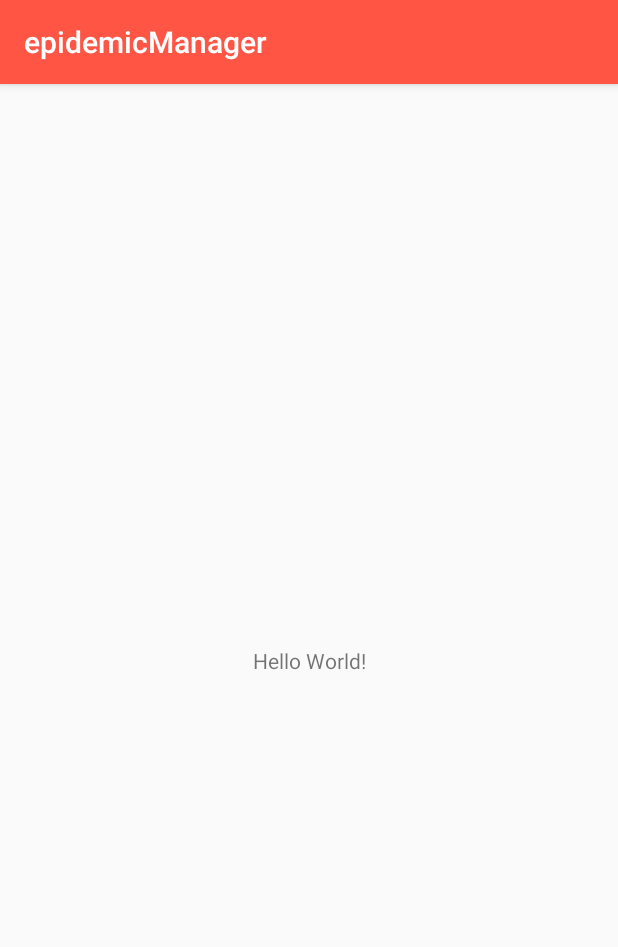
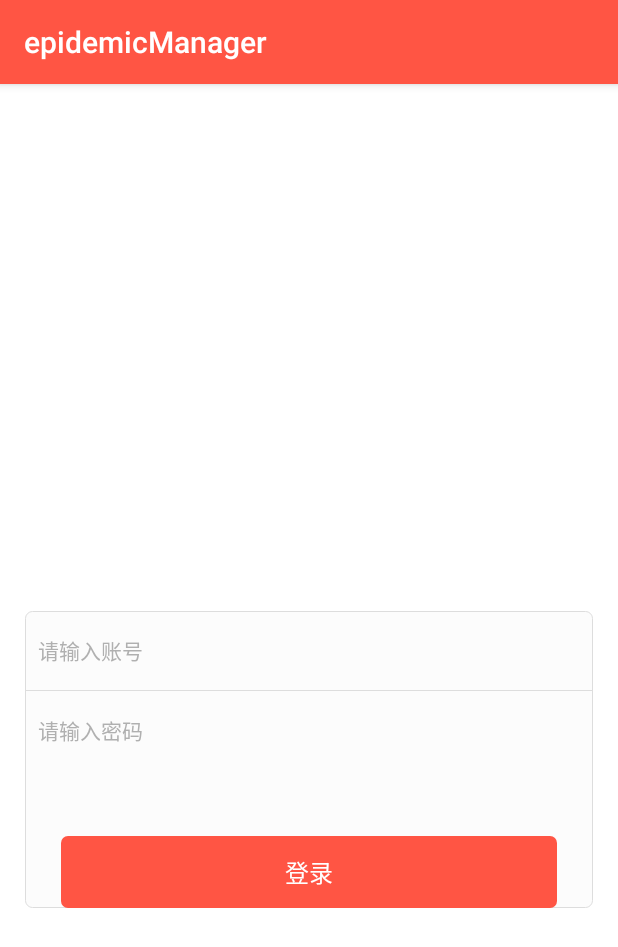
Before and after one commit to NiLuogege/epidemic, an Android app: the screen it shows after launch (MainActivity before the commit, LoginActivity after it), on a phone screen of 412 x 824 dp. Shown: the top 947 px of the screen. Run offline under Robolectric (Android 15) with nearby library versions, the phone set to English and light mode, and no system bars; our stand-ins replace RxJava, data binding; libraries missing offline, so code that uses them is left out: com.alibaba.android, com.rxjava.rxlife; 1 statement that could not run was skipped.

Commit message:
框架搭建完毕

```diff
--- /dev/null
+++ b/epidemic/app/src/main/java/com/songyuan/epidemic/mvvm/view/LoginActivity.kt
@@ -0,0 +1,38 @@
+package com.songyuan.epidemic.mvvm.view
+
+import android.os.Bundle
+import androidx.lifecycle.ViewModel
+import androidx.lifecycle.ViewModelProvider
+import androidx.lifecycle.ViewModelProviders
+import com.aihuishou.commonlib.base.mvvm.MvvmBaseActivity
+import com.alibaba.android.arouter.facade.annotation.Route
+import com.songyuan.epidemic.R
+import com.songyuan.epidemic.databinding.ActivityLoginBinding
+import com.songyuan.epidemic.mvvm.vm.LoginActivityViewModel
+import com.songyuan.epidemic.utils.Routes
+
+/**
+ * Created by niluogege on 2020/2/10.
+ */
+@Route(path = Routes.A_LOGIN)
+class LoginActivity : MvvmBaseActivity<ActivityLoginBinding>() {
+
+    private val viewModel by lazy {
+        ViewModelProviders.of(this, object : ViewModelProvider.Factory {
+            override fun <T : ViewModel?> create(modelClass: Class<T>): T {
+                return LoginActivityViewModel() as T
+            }
+        }).get(LoginActivityViewModel::class.java)
+    }
+
+    override fun initView(savedInstanceState: Bundle?) {
+    }
+
+    override fun initContentView(): Int {
+        return R.layout.activity_login
+    }
+
+    override fun bindViewModels(binding: ActivityLoginBinding) {
+        binding.viewModel = viewModel
+    }
+}
--- a/epidemic/app/src/main/java/com/songyuan/epidemic/MainActivity.kt
+++ b/epidemic/app/src/main/java/com/songyuan/epidemic/mvvm/view/MainActivity.kt
@@ -1,8 +1,12 @@
-package com.songyuan.epidemic
+package com.songyuan.epidemic.mvvm.view
 
 import androidx.appcompat.app.AppCompatActivity
 import android.os.Bundle
+import com.alibaba.android.arouter.facade.annotation.Route
+import com.songyuan.epidemic.R
+import com.songyuan.epidemic.utils.Routes
 
+@Route(path = Routes.A_MAIN)
 class MainActivity : AppCompatActivity() {
 
     override fun onCreate(savedInstanceState: Bundle?) {
--- /dev/null
+++ b/epidemic/app/src/main/java/com/songyuan/epidemic/mvvm/vm/LoginActivityViewModel.kt
@@ -0,0 +1,23 @@
+package com.songyuan.epidemic.mvvm.vm
+
+import android.view.View
+import android.widget.Toast
+import androidx.databinding.ObservableField
+import com.aihuishou.commonlib.base.mvvm.MvvmBaseViewModel
+import com.songyuan.epidemic.base.mvvm.databanding.command.BindingCommand
+import com.songyuan.epidemic.utils.LogUtil
+import io.reactivex.functions.Consumer
+
+/**
+ * Created by niluogege on 2020/2/10.
+ */
+class LoginActivityViewModel : MvvmBaseViewModel() {
+
+    val name = ObservableField<String>("")
+    val pass = ObservableField<String>("")
+
+
+    val onLoginBtnClicked = BindingCommand<View>(Consumer {
+        LogUtil.e("hhhh")
+    })
+}
--- /dev/null
+++ b/epidemic/app/src/main/res/drawable/bg_round_red_4.xml
@@ -0,0 +1,9 @@
+<?xml version="1.0" encoding="utf-8"?>
+<shape xmlns:android="http://schemas.android.com/apk/res/android"
+    android:shape="rectangle">
+
+    <solid android:color="@color/colorAccent" />
+
+    <corners android:radius="@dimen/qb_px_4" />
+
+</shape>
--- /dev/null
+++ b/epidemic/app/src/main/res/drawable/rl_login_bg_shape.xml
@@ -0,0 +1,9 @@
+<?xml version="1.0" encoding="utf-8"?>
+<shape xmlns:android="http://schemas.android.com/apk/res/android"
+    android:shape="rectangle">
+    <corners android:radius="@dimen/qb_px_4" />
+    <stroke
+        android:width="0.5dp"
+        android:color="#DDDDDD" />
+    <solid android:color="#FCFCFC" />
+</shape>
--- /dev/null
+++ b/epidemic/app/src/main/res/layout/activity_login.xml
@@ -0,0 +1,83 @@
+<?xml version="1.0" encoding="utf-8"?>
+<layout xmlns:android="http://schemas.android.com/apk/res/android">
+
+    <data>
+
+        <variable
+            name="viewModel"
+            type="com.songyuan.epidemic.mvvm.vm.LoginActivityViewModel" />
+    </data>
+
+    <RelativeLayout
+        android:layout_width="match_parent"
+        android:layout_height="match_parent"
+        android:background="@color/white">
+
+
+        <LinearLayout
+            android:layout_width="match_parent"
+            android:layout_height="wrap_content"
+            android:layout_alignParentBottom="true"
+            android:layout_marginLeft="@dimen/qb_px_15"
+            android:layout_marginRight="@dimen/qb_px_15"
+            android:layout_marginBottom="@dimen/qb_px_200"
+            android:background="@drawable/rl_login_bg_shape"
+            android:orientation="vertical">
+
+
+            <EditText
+                android:id="@+id/name"
+                android:layout_width="match_parent"
+                android:layout_height="@dimen/qb_px_48"
+                android:background="@null"
+                android:gravity="center_vertical"
+                android:hint="请输入账号"
+                android:paddingLeft="@dimen/qb_px_8"
+                android:text="@={viewModel.name}"
+                android:textColor="@color/primary_text"
+                android:textColorHint="#B0B0B0"
+                android:textSize="14sp" />
+
+            <View
+                android:layout_width="match_parent"
+                android:layout_height="0.5dp"
+                android:layout_alignParentBottom="true"
+                android:layout_centerHorizontal="true"
+                android:background="#DDDDDD" />
+
+            <EditText
+                android:id="@+id/pass"
+                android:layout_width="match_parent"
+                android:layout_height="@dimen/qb_px_48"
+                android:background="@null"
+                android:gravity="center_vertical"
+                android:hint="请输入密码"
+                android:paddingLeft="@dimen/qb_px_8"
+                android:text="@={viewModel.pass}"
+                android:textColor="@color/primary_text"
+                android:textColorHint="#B0B0B0"
+                android:textSize="14sp" />
+
+
+            <Button
+                android:id="@+id/login_btn_id"
+                style="?android:attr/borderlessButtonStyle"
+                onClickCommand1="@{viewModel.onLoginBtnClicked}"
+                android:layout_width="fill_parent"
+                android:layout_height="@dimen/qb_px_44"
+                android:layout_alignParentTop="true"
+                android:layout_centerHorizontal="true"
+                android:layout_marginLeft="@dimen/qb_px_22"
+                android:layout_marginTop="@dimen/qb_px_40"
+                android:layout_marginRight="@dimen/qb_px_22"
+                android:background="@drawable/bg_round_red_4"
+                android:gravity="center"
+                android:text="登录"
+                android:textColor="#FFFFFF"
+                android:textSize="16sp" />
+
+
+        </LinearLayout>
+    </RelativeLayout>
+
+</layout>
--- a/epidemic/app/src/main/res/layout/activity_main.xml
+++ b/epidemic/app/src/main/res/layout/activity_main.xml
@@ -4,7 +4,7 @@
     xmlns:tools="http://schemas.android.com/tools"
     android:layout_width="match_parent"
     android:layout_height="match_parent"
-    tools:context=".MainActivity">
+    tools:context=".mvvm.view.MainActivity">
 
     <TextView
         android:layout_width="wrap_content"
```
Also changed, not shown: epidemic/app/build.gradle (+15 -1 lines), epidemic/app/src/main/AndroidManifest.xml (+7 -1 lines), epidemic/app/src/main/java/com/songyuan/epidemic/globle/RouterInterceptor.java (added, +51 -0 lines), epidemic/app/src/main/java/com/songyuan/epidemic/utils/ArouterUtils.kt (added, +50 -0 lines), epidemic/app/src/main/java/com/songyuan/epidemic/utils/Routes.java (added, +11 -0 lines), epidemic/app/src/main/java/com/songyuan/epidemic/utils/SPUtil.java (added, +111 -0 lines), epidemic/app/src/main/java/com/songyuan/epidemic/utils/UserUtil.kt (added, +46 -0 lines).
